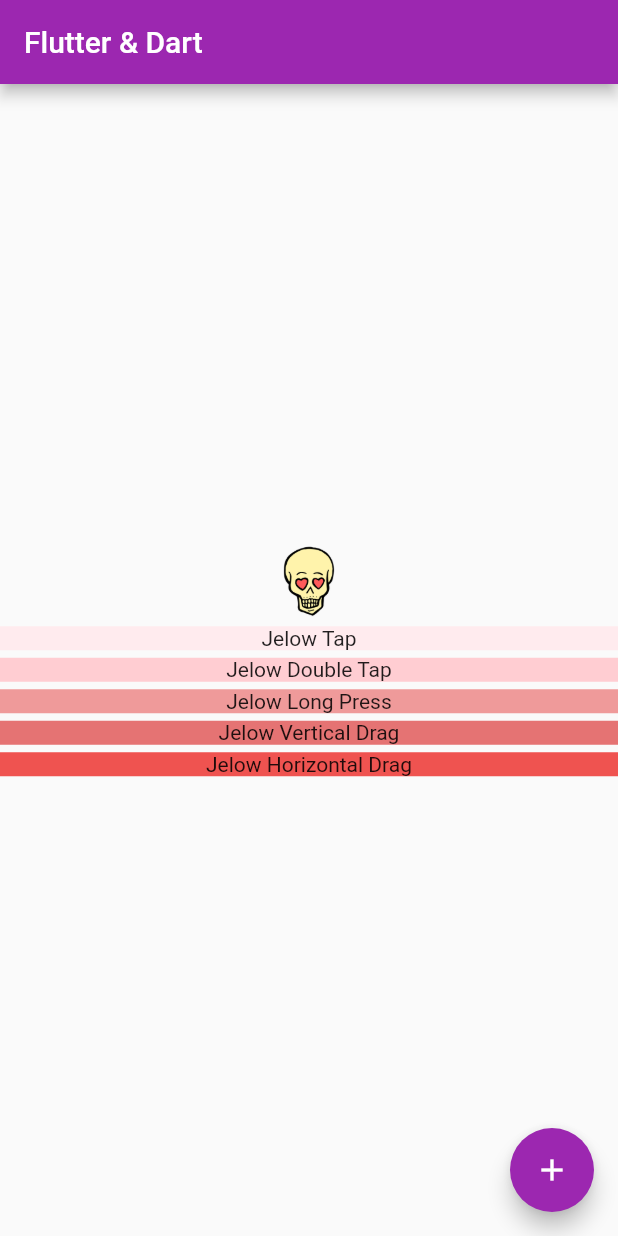
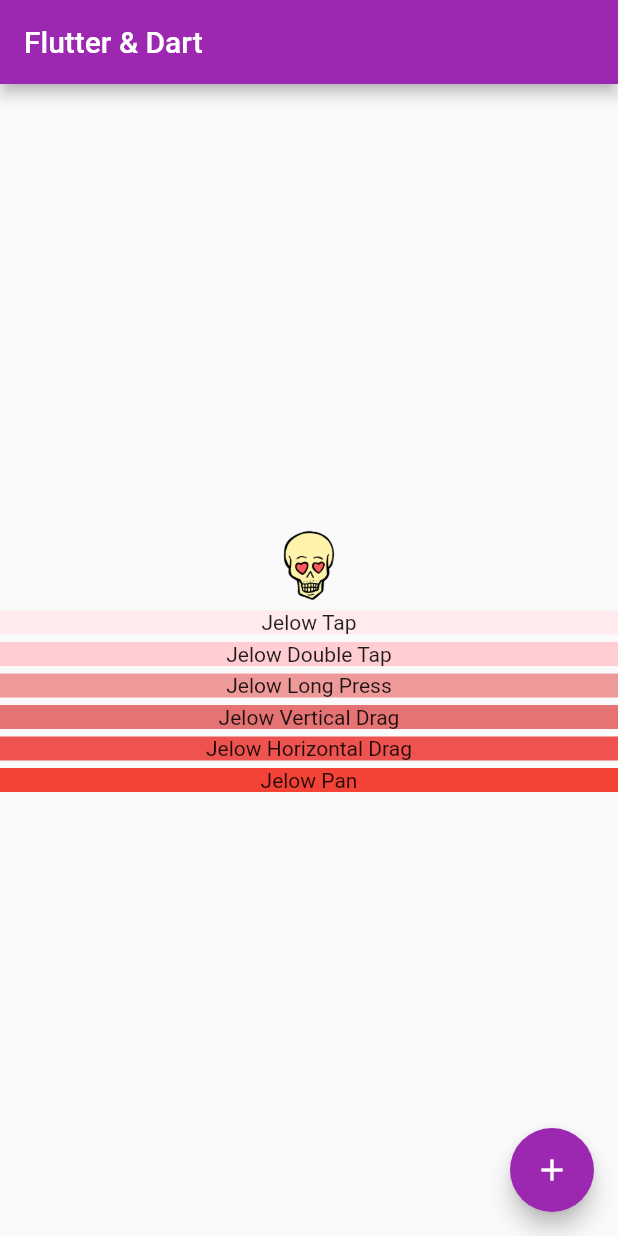
Before and after one commit to DiaDeMuertos/Udemy_section3, a Flutter app: the screen it shows after launch, on a phone screen of 412 x 824 dp. Run offline on Flutter 3.47's test engine with Material 2 defaults, Android fonts, the phone set to English and light mode, and no system bars.

Commit message:
added pan implementation

```diff
--- a/lib/main.dart
+++ b/lib/main.dart
@@ -67,6 +67,10 @@ class _MyHomePageState extends State<MyHomePage> {
             Padding(
               padding: EdgeInsets.only(bottom: 5),
               child: CustomSizedBoxHorizontalDrag(),
+            ),
+            Padding(
+              padding: EdgeInsets.only(bottom: 5),
+              child: CustomSizedBoxPan(),
             )
           ],
         ),
```
